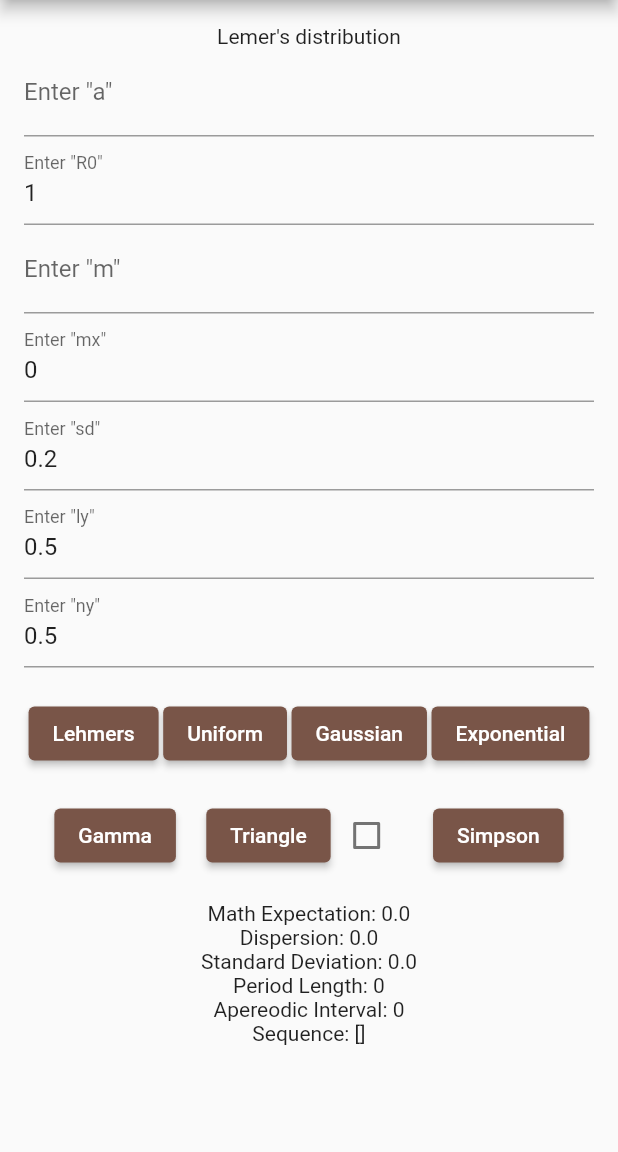
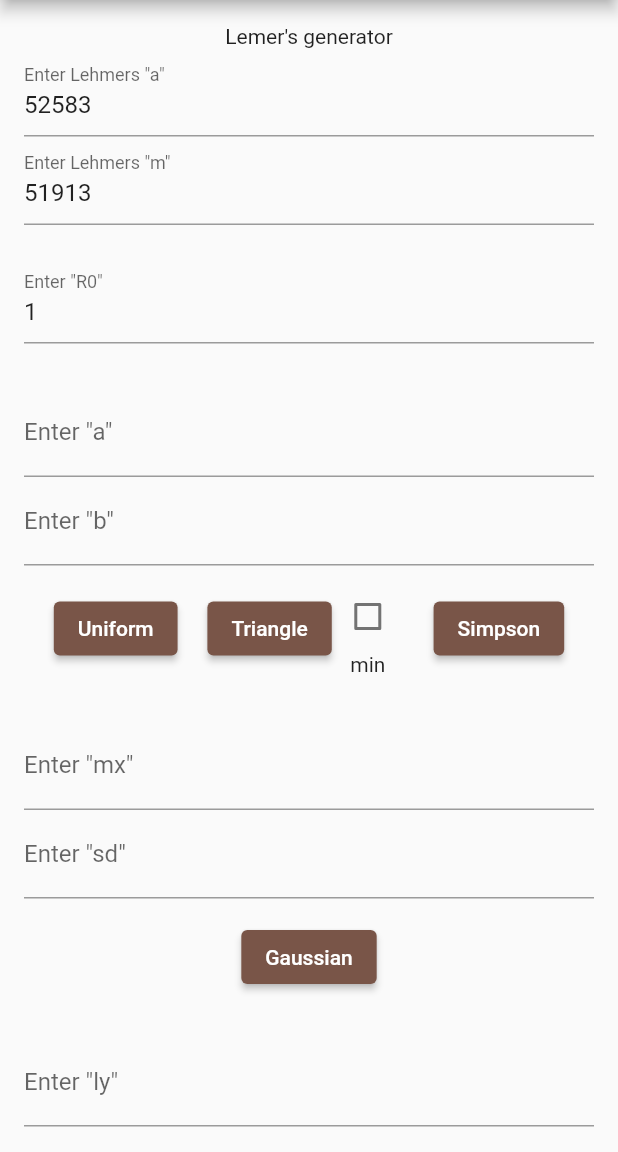
Before and after one commit to alextr1git/saimmod, a Flutter app: the screen it shows after launch, on a phone screen of 412 x 824 dp, the part 84-1236 px from its top. Run offline on Flutter 3.47's test engine with Material 2 defaults, Android fonts, the light colour scheme and no system bars; our stand-ins replace syncfusion_flutter_charts.

Commit message:
lab-2 done

```diff
--- a/lib/main.dart
+++ b/lib/main.dart
@@ -1,4 +1,5 @@
 import 'package:flutter/material.dart';
+import 'package:lw_1/divider_widget.dart';
 import 'dart:math';
 
 import 'package:syncfusion_flutter_charts/charts.dart';
@@ -24,18 +25,18 @@ class MyHomePage extends StatefulWidget {
 }
 
 class _MyHomePageState extends State<MyHomePage> {
-  //lemers section
   TextEditingController aController = TextEditingController();
   TextEditingController r0Controller = TextEditingController();
   TextEditingController mController = TextEditingController();
-  TextEditingController nController = TextEditingController();
+  TextEditingController auController = TextEditingController();
+  TextEditingController buontroller = TextEditingController();
   TextEditingController mxController = TextEditingController();
   TextEditingController sdController = TextEditingController();
   TextEditingController lyController = TextEditingController();
   TextEditingController nyController = TextEditingController();
+  TextEditingController buController = TextEditingController();
 
-  //uniform section
-  TextEditingController buController = TextEditingController();
+  final int n = 100000;
 
   double mathExp = 0;
   double dispersion = 0;
@@ -45,16 +46,14 @@ class _MyHomePageState extends State<MyHomePage> {
   int periodLength = 0;
   int apereodicInterval = 0;
   bool istriangleMin = false;
-
   int a = 0;
   int b = 0;
   int m = 0;
   int r0 = 0;
-
+  double au = 0;
+  double bu = 0;
   double rn_1 = 0;
   double rn = 0;
-
-  final int n = 1000000;
 
   List<double> numbers = [];
   List<DiagramData> chartData = [];
@@ -66,26 +65,30 @@ class _MyHomePageState extends State<MyHomePage> {
     m = int.tryParse(mController.text) ?? 0;
     switch (selectedMethod) {
       case 2: //uniform distribution
+        au = double.tryParse(auController.text) ?? 1;
+        bu = double.tryParse(buController.text) ?? 1;
+        break;
+      case 3: //gaussian distribution
         standardDeviation = double.tryParse(sdController.text) ?? 1;
         mathExp = double.tryParse(mxController.text) ?? 1;
         break;
-      case 3:
-        standardDeviation = double.tryParse(sdController.text) ?? 1;
-        mathExp = double.tryParse(mxController.text) ?? 1;
-        break;
-      case 4:
+      case 4: //exponential distribution
         ly = double.tryParse(lyController.text) ?? 1;
         break;
       case 5:
-        //gamma
+        //gamma distribution
         ly = double.tryParse(lyController.text) ?? 1;
         ny = double.tryParse(lyController.text) ?? 1;
         break;
       case 6:
-        //triangle
+        //triangle distribution
+        au = double.tryParse(auController.text) ?? 1;
+        bu = double.tryParse(buController.text) ?? 1;
         break;
       case 7:
-        //tompson
+        //simpson distribution
+        au = double.tryParse(auController.text) ?? 1;
+        bu = double.tryParse(buController.text) ?? 1;
         break;
       default:
         break;
@@ -106,22 +109,20 @@ class _MyHomePageState extends State<MyHomePage> {
       case 1:
         return roundDouble(lehmersAlgorithm(), 6);
       case 2:
-        return roundDouble(uniformDistribution(), 5);
+        return roundDouble(uniformDistribution(), 6);
       case 3:
-        return roundDouble(gaussianDistribution(), 5);
+        return roundDouble(gaussianDistribution(), 6);
       case 4:
-        return roundDouble(exponentialDistribution(), 5);
+        return roundDouble(exponentialDistribution(), 6);
       case 5:
-        return roundDouble(gammaDistribution(), 5);
+        return roundDouble(gammaDistribution(), 6);
       //gamma
       case 6:
         //triangle
-        return roundDouble(triangleDistribution(), 5);
-
+        return roundDouble(triangleDistribution(), 6);
       case 7:
         //simpson
-        return roundDouble(simpsonDistribution(), 5);
-
+        return roundDouble(simpsonDistribution(), 6);
       default:
         return 0;
     }
@@ -147,11 +148,12 @@ class _MyHomePageState extends State<MyHomePage> {
         break;
       case 6:
         //triangle
+        triangleDistribution();
         lehmersAlgorithmExtras();
         break;
       case 7:
         //simpson
-        lehmersAlgorithmExtras();
+        simpsonDistributionExtras();
         break;
       default:
         mathExp = 0;
@@ -159,8 +161,8 @@ class _MyHomePageState extends State<MyHomePage> {
         break;
     }
 
-    periodLength = getPeriodLength();
-    apereodicInterval = getApereodicInterval();
+    // periodLength = getPeriodLength();
+    // apereodicInterval = getApereodicInterval();
   }
 
   void buildHistogram() {
@@ -233,12 +235,12 @@ class _MyHomePageState extends State<MyHomePage> {
 
   double uniformDistribution() {
     double r1 = lehmersAlgorithm();
-    return a + (b - a) * r1;
+    return au + (bu - au) * r1;
   }
 
   void uniformDistributionExtras() {
-    mathExp = (a + b) / 2;
-    dispersion = (b - a) * (b - a) / 12;
+    mathExp = (au + bu) / 2;
+    dispersion = (bu - au) * (bu - au) / 12;
     standardDeviation = roundDouble(sqrt(dispersion), 2);
   }
 
@@ -291,14 +293,16 @@ class _MyHomePageState extends State<MyHomePage> {
     double r2 = lehmersAlgorithm();
     double x = 0;
     if (istriangleMin) {
-      x = a + (b - a) * min(r1, r2);
+      x = au + (bu - au) * min(r1, r2);
     } else {
-      x = a + (b - a) * max(r1, r2);
+      x = au + (bu - au) * max(r1, r2);
     }
     return x;
   }
 
-  void triangleDistributionExtras() {}
+  void triangleDistributionExtras() {
+    lehmersAlgorithmExtras();
+  }
 
   double roundDouble(double value, int places) {
     double mod = pow(10.0, places) as double;
@@ -308,7 +312,11 @@ class _MyHomePageState extends State<MyHomePage> {
   double simpsonDistribution() {
     double r1 = lehmersAlgorithm();
     double r2 = lehmersAlgorithm();
-    return (max(a, b) - min(a, b)) * (r1 + r2) / 2 + a;
+    return (max(au, bu) - min(au, bu)) * (r1 + r2) / 2 + au;
+  }
+
+  void simpsonDistributionExtras() {
+    lehmersAlgorithmExtras();
   }
 
   @override
@@ -325,67 +333,115 @@ class _MyHomePageState extends State<MyHomePage> {
                 crossAxisAlignment: CrossAxisAlignment.center,
                 children: <Widget>[
                   const Text(
-                    "Lemer's distribution",
+                    "Lemer's generator",
                   ),
                   TextField(
-                    controller: aController,
+                    controller: aController..text = "52583",
                     keyboardType: TextInputType.number,
-                    decoration: const InputDecoration(labelText: 'Enter "a"'),
+                    decoration:
+                        const InputDecoration(labelText: 'Enter Lehmers "a"'),
+                  ),
+                  TextField(
+                    controller: mController..text = "51913",
+                    keyboardType: TextInputType.number,
+                    decoration:
+                        const InputDecoration(labelText: 'Enter Lehmers "m"'),
+                  ),
+                  const SizedBox(
+                    height: 20,
                   ),
                   TextField(
                     controller: r0Controller..text = "1",
                     keyboardType: TextInputType.number,
                     decoration: const InputDecoration(labelText: 'Enter "R0"'),
                   ),
-                  TextField(
-                    controller: mController,
-                    keyboardType: TextInputType.number,
-                    decoration: const InputDecoration(labelText: 'Enter "m"'),
+                  const SizedBox(
+                    height: 30,
                   ),
                   TextField(
-                    controller: mxController..text = "0",
+                    controller: auController,
+                    keyboardType: TextInputType.number,
+                    decoration: const InputDecoration(labelText: 'Enter "a"'),
+                  ),
+                  TextField(
+                    controller: buController,
+                    keyboardType: TextInputType.number,
+                    decoration: const InputDecoration(labelText: 'Enter "b"'),
+                  ),
+                  const SizedBox(
+                    height: 10,
+                  ),
+                  Row(
+                    mainAxisAlignment: MainAxisAlignment.spaceEvenly,
+                    children: [
+                      ElevatedButton(
+                        onPressed: () => calculate(2),
+                        child: const Text('Uniform'),
+                      ),
+                      Row(
+                        children: [
+                          ElevatedButton(
+                            onPressed: () => calculate(6),
+                            child: const Text('Triangle'),
+                          ),
+                          Column(
+                            children: [
+                              Checkbox(
+                                  value: istriangleMin,
+                                  onChanged: (bool? value) {
+                                    setState(() {
+                                      istriangleMin = value!;
+                                    });
+                                  }),
+                              const Text(
+                                'min',
+                              )
+                            ],
+                          )
+                        ],
+                      ),
+                      ElevatedButton(
+                        onPressed: () => calculate(7),
+                        child: const Text('Simpson'),
+                      ),
+                    ],
+                  ),
+                  const SizedBox(
+                    height: 30,
+                  ),
+                  TextField(
+                    controller: mxController,
                     keyboardType: TextInputType.number,
                     decoration: const InputDecoration(labelText: 'Enter "mx"'),
                   ),
                   TextField(
-                    controller: sdController..text = "0.2",
+                    controller: sdController,
                     keyboardType: TextInputType.number,
                     decoration: const InputDecoration(labelText: 'Enter "sd"'),
                   ),
+                  const SizedBox(
+                    height: 15,
+                  ),
+                  ElevatedButton(
+                    onPressed: () => calculate(3),
+                    child: const Text('Gaussian'),
+                  ),
+                  const SizedBox(
+                    height: 30,
+                  ),
                   TextField(
-                    controller: lyController..text = "0.5",
+                    controller: lyController,
                     keyboardType: TextInputType.number,
                     decoration: const InputDecoration(labelText: 'Enter "ly"'),
                   ),
                   TextField(
-                    controller: nyController..text = "0.5",
+                    controller: nyController,
                     keyboardType: TextInputType.number,
                     decoration: const InputDecoration(labelText: 'Enter "ny"'),
                   ),
                   const SizedBox(height: 20),
                   Column(
                     children: [
-                      Row(
-                        mainAxisAlignment: MainAxisAlignment.spaceEvenly,
-                        children: [
-                          ElevatedButton(
-                            onPressed: () => calculate(1),
-                            child: const Text('Lehmers'),
-                          ),
-                          ElevatedButton(
-                            onPressed: () => calculate(2),
-                            child: const Text('Uniform'),
-                          ),
-                          ElevatedButton(
-                            onPressed: () => calculate(3),
-                            child: const Text('Gaussian'),
-                          ),
-                          ElevatedButton(
-                            onPressed: () => calculate(4),
-                            child: const Text('Exponential'),
-                          ),
-                        ],
-                      ),
                       const SizedBox(
                         height: 20,
                       ),
@@ -393,27 +449,12 @@ class _MyHomePageState extends State<MyHomePage> {
                         mainAxisAlignment: MainAxisAlignment.spaceEvenly,
                         children: [
                           ElevatedButton(
+                            onPressed: () => calculate(4),
+                            child: const Text('Exponential'),
+                          ),
+                          ElevatedButton(
                             onPressed: () => calculate(5),
                             child: const Text('Gamma'),
-                          ),
-                          Row(
-                            children: [
-                              ElevatedButton(
-                                onPressed: () => calculate(6),
-                                child: const Text('Triangle'),
-                              ),
-                              Checkbox(
-                                  value: istriangleMin,
-                                  onChanged: (bool? value) {
-                                    setState(() {
-                                      istriangleMin = value!;
-                                    });
-                                  }),
-                            ],
-                          ),
-                          ElevatedButton(
-                            onPressed: () => calculate(7),
-                            child: const Text('Simpson'),
                           ),
                         ],
                       ),
@@ -423,8 +464,8 @@ class _MyHomePageState extends State<MyHomePage> {
                   Text('Math Expectation: $mathExp'),
                   Text('Dispersion: $dispersion'),
                   Text('Standard Deviation: $standardDeviation'),
-                  Text('Period Length: $periodLength'),
-                  Text('Apereodic Interval: $apereodicInterval'),
+                  //Text('Period Length: $periodLength'),
+                  //Text('Apereodic Interval: $apereodicInterval'),
                   if (numbers.isNotEmpty)
                     SfCartesianChart(series: <ChartSeries>[
                       HistogramSeries<DiagramData, double>(
```
Also changed, not shown: lib/divider_widget.dart (added, +21 -0 lines).
